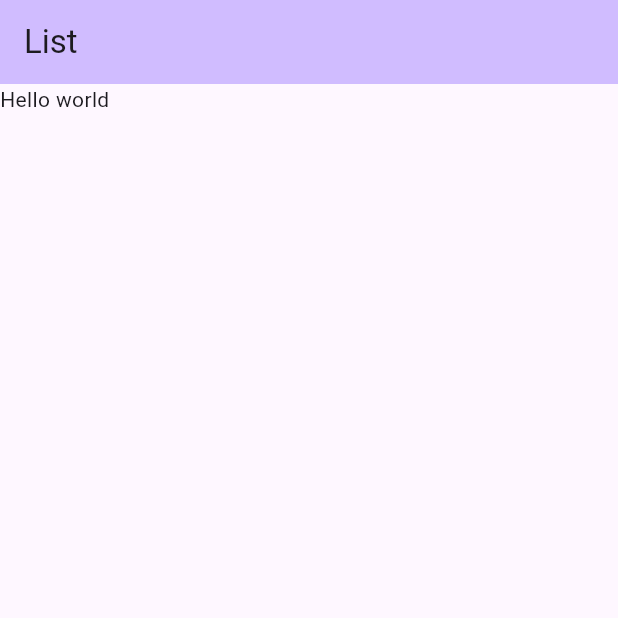
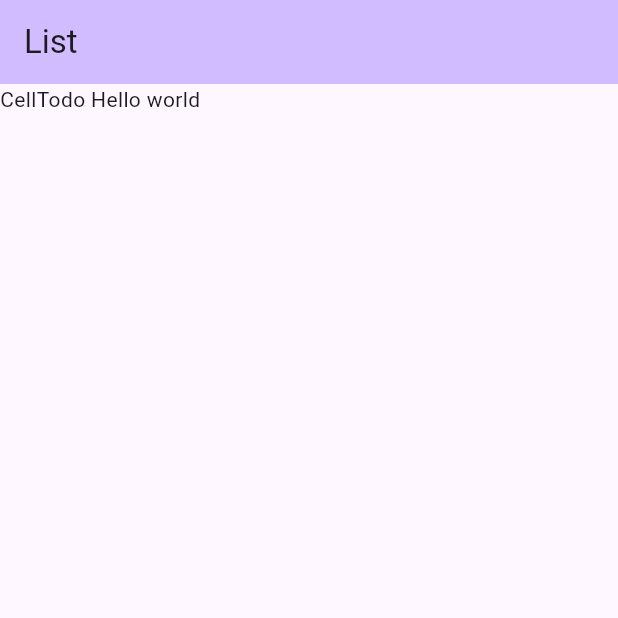
Before and after one commit to tisohjung/todo_work, a Flutter app: the screen it shows after launch, on a phone screen of 412 x 824 dp, the top half of it. Run offline on Flutter 3.47's test engine with Material 2 defaults, Android fonts, the phone set to English and light mode, and no system bars.

Commit message:
💄 CellTodo 분리

```diff
--- a/lib/features/list/list_page.dart
+++ b/lib/features/list/list_page.dart
@@ -1,6 +1,7 @@
 import 'package:flutter/material.dart';
 import 'package:provider/provider.dart';
 import 'package:todo_work/features/add_post/add_page.dart';
+import 'package:todo_work/features/list/views/cell_todo.dart';
 import 'package:todo_work/services/todo_service.dart';
 
 class ListPage extends StatefulWidget {
@@ -31,7 +32,7 @@ class ListPageState extends State<ListPage> {
           itemCount: todoService.todos.length,
           itemBuilder: (context, index) {
             var todo = todoService.todos[index];
-            return Text(todo.description);
+            return CellTodo(todo: todo);
           },
         ),
       ),
--- /dev/null
+++ b/lib/features/list/views/cell_todo.dart
@@ -0,0 +1,13 @@
+import 'package:flutter/material.dart';
+import 'package:todo_work/model/todo.dart';
+
+class CellTodo extends StatelessWidget {
+  const CellTodo({super.key, required this.todo});
+
+  final Todo todo;
+
+  @override
+  Widget build(BuildContext context) {
+    return Text("CellTodo ${todo.description}");
+  }
+}
```
